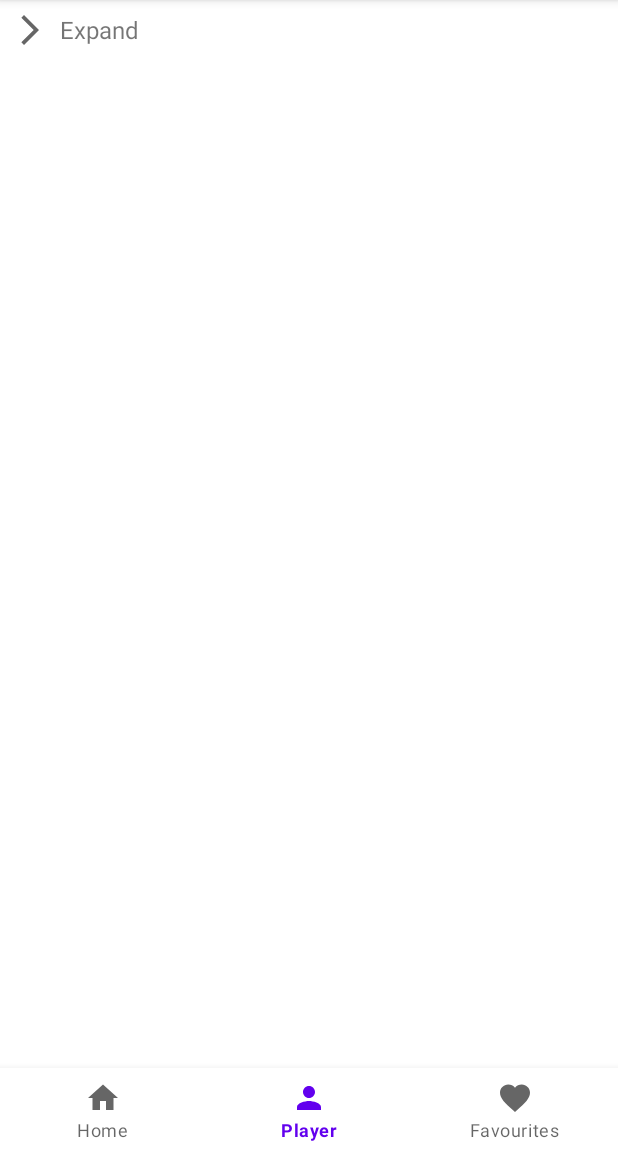
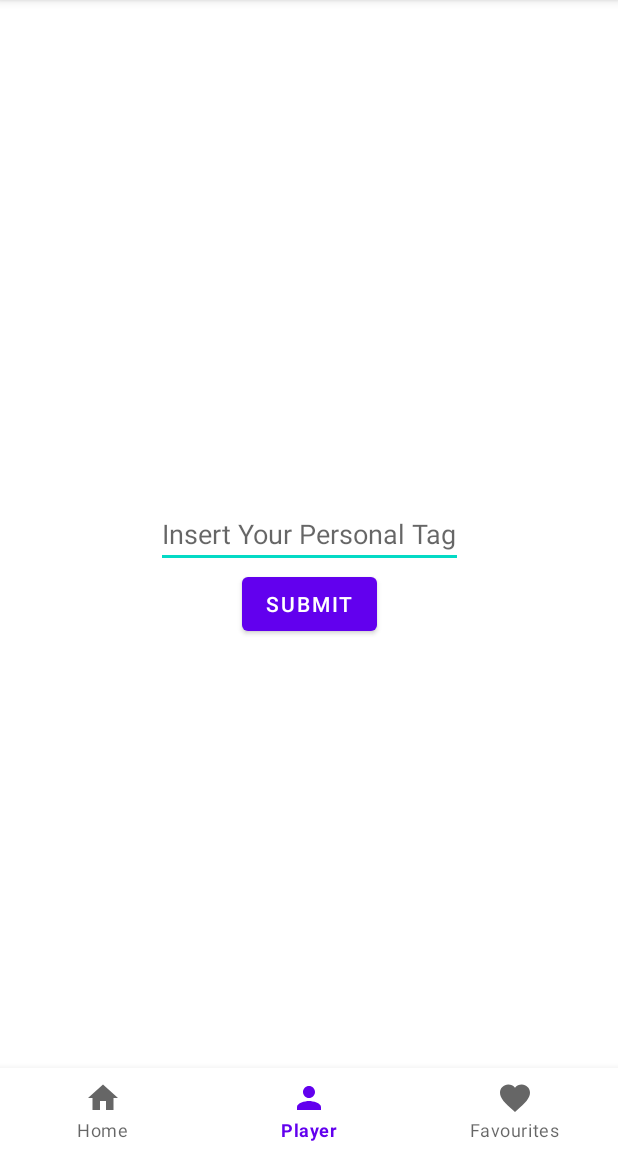
Before and after one commit to brayanVaccaro/brawlMobile, an Android app: the PlayerActivity screen opened directly, with no data from a screen before it, on a phone screen of 412 x 824 dp, the part 84-1236 px from its top. Run offline under Robolectric (Android 15) with nearby library versions, the phone set to English and light mode, and no system bars; pictures from the network do not load; 1 statement that could not run was skipped.

Commit message:
modified playerActivity, implemented fragments

```diff
--- a/app/src/main/java/com/example/brawlmobile/PlayerActivity.kt
+++ b/app/src/main/java/com/example/brawlmobile/PlayerActivity.kt
@@ -3,14 +3,17 @@ package com.example.brawlmobile
 import android.content.Intent
 import androidx.appcompat.app.AppCompatActivity
 import android.os.Bundle
+import android.util.Log
 import android.view.View
 import android.widget.*
 import androidx.lifecycle.Observer
 import androidx.lifecycle.ViewModelProvider
+import androidx.recyclerview.widget.GridLayoutManager
 import androidx.recyclerview.widget.LinearLayoutManager
 import androidx.recyclerview.widget.RecyclerView
 import com.example.brawlmobile.adapter.PlayerAdapterBrawlersUnlocked
 import com.example.brawlmobile.adapter.PlayerAdapterInfo
+import com.example.brawlmobile.fragment.InputFragment
 import com.example.brawlmobile.viewmodel.PlayerActivityViewModel
 import com.example.brawlmobile.viewmodel.factory.PlayerActivityViewModelFactory
 import com.google.android.material.bottomnavigation.BottomNavigationView
@@ -25,7 +28,10 @@ class PlayerActivity : AppCompatActivity() {
     private lateinit var adapterBrawlersUnlocked: PlayerAdapterBrawlersUnlocked
 
     private var TAG = "PlayerActivity"
-    private lateinit var playerTag: String
+    private lateinit var expandPlayerInfo: LinearLayout
+    private lateinit var expandUnlocked: LinearLayout
+    private val inputFragment = InputFragment()
+//    private lateinit var playerTag: String
 
     //    tag personale: #PRGG0V09G
     override fun onCreate(savedInstanceState: Bundle?) {
@@ -37,10 +43,13 @@ class PlayerActivity : AppCompatActivity() {
             PlayerActivityViewModelFactory(this)
         )[PlayerActivityViewModel::class.java]
 
-        val arrowIconEdit: ImageView = findViewById(R.id.arrowIconEdit)
+        startInputFragment()
+
+        val arrowIconPlayerInfo: ImageView = findViewById(R.id.arrowIconPlayerInfo)
+        expandPlayerInfo = findViewById(R.id.expandPlayerInfo)
+
         val arrowIconUnlocked: ImageView = findViewById(R.id.arrowIconUnlocked)
-        val expandible: LinearLayout = findViewById(R.id.expandibleLayout)
-        val expandEdit: LinearLayout = findViewById(R.id.expandEdit)
+        expandUnlocked = findViewById(R.id.expandUnlocked)
 
         // Gestiamo la bottomNavigationView
         val bottomNavigationView: BottomNavigationView =
@@ -59,7 +68,7 @@ class PlayerActivity : AppCompatActivity() {
                     true
                 }
                 R.id.menu_favourite -> {
-                    Intent(this,FavouriteActivity::class.java)
+                    Intent(this, FavouriteActivity::class.java)
                         .also {
                             startActivity(it)
 
@@ -79,10 +88,11 @@ class PlayerActivity : AppCompatActivity() {
         recyclerViewInfo = findViewById(R.id.playerRecyclerViewInfo)
         recyclerViewInfo.layoutManager = LinearLayoutManager(this)
         recyclerViewInfo.adapter = adapterInfo
+        recyclerViewInfo.visibility = View.GONE
 
 
         recyclerViewBrawlers = findViewById(R.id.playerRecyclerViewBrawlers)
-        recyclerViewBrawlers.layoutManager = LinearLayoutManager(this)
+        recyclerViewBrawlers.layoutManager = GridLayoutManager(this, 3)
         recyclerViewBrawlers.adapter = adapterBrawlersUnlocked
         recyclerViewBrawlers.visibility = View.GONE
 
@@ -92,27 +102,28 @@ class PlayerActivity : AppCompatActivity() {
         viewModel.playerBrawlersUnlocked.observe(this, Observer { data ->
             adapterBrawlersUnlocked.setBrawlersUnlocked(data)
         })
-        viewModel.errorLiveData.observe(this, Observer { errorMessagge ->
-            if (!errorMessagge.isNullOrEmpty()) {
-                Toast.makeText(this, errorMessagge, Toast.LENGTH_LONG).show()
+        viewModel.errorLiveData.observe(this, Observer { errorMessage ->
+            if (errorMessage != "yes") {
+//                    Toast.makeText(this, errorMessage, Toast.LENGTH_LONG).show()
                 viewModel.clearErrorMessage()
+                inputFragment.showTagError()
+//                val inputFragment = supportFragmentManager.findFragmentById(R.id.fragmentContainer) as? InputFragment
+//                inputFragment?.hideTagError()
+            }
+            else {
+                Log.d(TAG,"sono nell'else")
+                val fragment = supportFragmentManager.beginTransaction()
+                fragment.remove(inputFragment)
+                fragment.commit()
+                expandPlayerInfo.visibility = View.VISIBLE
+                expandUnlocked.visibility = View.VISIBLE
             }
         })
 
-        // Gestiamo il submit del tag
-        val editTextLayout: LinearLayout = findViewById(R.id.editLayout)
-        val editText: EditText = findViewById(R.id.editText)
-        val submitButton: Button = findViewById(R.id.submitTag)
-        submitButton.setOnClickListener {
-            playerTag = editText.text.toString()
-            viewModel.getPlayerInfo(playerTag)
-            expandible.visibility = View.VISIBLE
-        }
 
-        //Gestiamo l'header a scendere dei brawler sbloccati
-        val headerText: TextView = findViewById(R.id.headerText)
-        expandible.visibility = View.GONE
-        expandible.setOnClickListener {
+        //Gestiamo l'apertura della recycler dei brawler sbloccati dal player
+        expandUnlocked.visibility = View.GONE
+        expandUnlocked.setOnClickListener {
             if (recyclerViewBrawlers.visibility == View.GONE) {
                 recyclerViewBrawlers.visibility = View.VISIBLE
                 arrowIconUnlocked.setImageResource(R.drawable.ic_arrow_down)
@@ -123,19 +134,35 @@ class PlayerActivity : AppCompatActivity() {
             }
         }
 
-        //Gestiamo l'header a scendere dell'editText
-        editTextLayout.visibility = View.GONE
-        expandEdit.setOnClickListener {
-            if (editTextLayout.visibility == View.GONE) {
-                editTextLayout.visibility = View.VISIBLE
-                arrowIconEdit.setImageResource(R.drawable.ic_arrow_down)
+        //Gestiamo l'apertura della recycler delle info del player
+        expandPlayerInfo.visibility = View.GONE
+        expandPlayerInfo.setOnClickListener {
+            if (recyclerViewInfo.visibility == View.GONE) {
+                recyclerViewInfo.visibility = View.VISIBLE
+                arrowIconPlayerInfo.setImageResource(R.drawable.ic_arrow_down)
 
 
             } else {
-                editTextLayout.visibility = View.GONE
-                arrowIconEdit.setImageResource(R.drawable.ic_arrow_forward)
+                recyclerViewInfo.visibility = View.GONE
+                arrowIconPlayerInfo.setImageResource(R.drawable.ic_arrow_forward)
             }
         }
+
+
+        //
+        inputFragment.onTagSubmitted = { playerTag ->
+            viewModel.getPlayerInfo(playerTag)
+
+        }
+    }
+
+    private fun startInputFragment() {
+
+        val transaction = supportFragmentManager.beginTransaction()
+        transaction.replace(R.id.fragmentContainer, inputFragment)
+        transaction.commit()
+
+
     }
 
 
--- a/app/src/main/java/com/example/brawlmobile/adapter/PlayerAdapterBrawlersUnlocked.kt
+++ b/app/src/main/java/com/example/brawlmobile/adapter/PlayerAdapterBrawlersUnlocked.kt
@@ -44,7 +44,7 @@ class PlayerAdapterBrawlersUnlocked() : RecyclerView.Adapter<PlayerAdapterBrawle
     }
 
     fun setBrawlersUnlocked(data: List<BrawlersUnlocked>) {
-//        playerBrawlersUnlocked.clear()
+        playerBrawlersUnlocked.clear()
         playerBrawlersUnlocked.addAll(data)
         notifyDataSetChanged()
     }
--- /dev/null
+++ b/app/src/main/java/com/example/brawlmobile/fragment/InputFragment.kt
@@ -0,0 +1,74 @@
+package com.example.brawlmobile.fragment
+
+import android.os.Bundle
+import android.util.Log
+import android.view.LayoutInflater
+import android.view.View
+import android.view.ViewGroup
+import android.widget.Button
+import android.widget.EditText
+import android.widget.TextView
+import android.widget.Toast
+import androidx.fragment.app.Fragment
+import androidx.lifecycle.Observer
+import androidx.lifecycle.ViewModelProvider
+import com.example.brawlmobile.R
+import com.example.brawlmobile.viewmodel.PlayerActivityViewModel
+
+
+class InputFragment : Fragment() {
+
+    private lateinit var viewModel: PlayerActivityViewModel
+    private lateinit var notValidTag: TextView
+    private var hasError: Boolean = false
+    var onTagSubmitted: ((tag: String) -> Unit)? = null
+
+    override fun onCreateView(
+        inflater: LayoutInflater, container: ViewGroup?,
+        savedInstanceState: Bundle?
+    ): View? {
+        val view = inflater.inflate(R.layout.fragment_input, container, false)
+        val editText: EditText = view.findViewById(R.id.editText)
+        val submitButton: Button = view.findViewById(R.id.submitTag)
+        notValidTag = view.findViewById(R.id.notValidPlayerTag)
+        notValidTag.visibility = View.GONE
+
+        viewModel = ViewModelProvider(requireActivity())[PlayerActivityViewModel::class.java]
+
+        viewModel.errorLiveData.observe(viewLifecycleOwner, Observer { errorMessagge ->
+            if (!errorMessagge.isNullOrEmpty()) {
+                showTagError()
+            }
+        })
+        // Gestiamo il submit del tag
+        submitButton.setOnClickListener {
+            val playerTag = editText.text.toString()
+            Log.d("inputFragment", "playerTag vale $playerTag")
+
+//            viewModel.getPlayerInfo(playerTag)
+            onTagSubmitted?.invoke(playerTag)
+
+
+//            viewModel.getPlayerInfo(playerTag)
+
+
+        }
+        return view
+    }
+
+    fun showTagError() {
+        notValidTag.visibility = View.VISIBLE
+        hasError = true
+    }
+
+    fun hideTagError() {
+        notValidTag.visibility = View.GONE
+        hasError = false
+    }
+
+    fun hasError(): Boolean {
+        return hasError
+    }
+
+
+}
--- a/app/src/main/res/layout/activity_player.xml
+++ b/app/src/main/res/layout/activity_player.xml
@@ -6,8 +6,21 @@
     android:layout_height="match_parent"
     tools:context=".PlayerActivity">
 
+    <androidx.core.widget.NestedScrollView
+        android:id="@+id/playerScrollView"
+        android:layout_width="0dp"
+        android:layout_height="0dp"
+        app:layout_constraintBottom_toTopOf="@+id/bottomNavigationView"
+        app:layout_constraintEnd_toEndOf="parent"
+        app:layout_constraintStart_toStartOf="parent"
+        app:layout_constraintTop_toTopOf="parent">
+
+        <androidx.constraintlayout.widget.ConstraintLayout
+            android:layout_width="match_parent"
+            android:layout_height="match_parent">
+
             <LinearLayout
-        android:id="@+id/expandEdit"
+                android:id="@+id/expandPlayerInfo"
                 android:layout_width="match_parent"
                 android:layout_height="wrap_content"
                 android:orientation="horizontal"
@@ -18,7 +31,7 @@
                 app:layout_constraintTop_toTopOf="parent">
 
                 <ImageView
-            android:id="@+id/arrowIconEdit"
+                    android:id="@+id/arrowIconPlayerInfo"
                     android:layout_width="wrap_content"
                     android:layout_height="wrap_content"
                     android:src="@drawable/ic_arrow_forward" />
@@ -28,58 +41,10 @@
                     android:layout_height="wrap_content"
                     android:layout_gravity="center_vertical"
                     android:layout_marginStart="8dp"
-            android:text="Expand"
+                    android:text="Player Information"
                     android:textSize="16sp" />
 
             </LinearLayout>
-
-    <LinearLayout
-        android:id="@+id/editLayout"
-        android:layout_width="match_parent"
-        android:layout_height="0dp"
-        android:orientation="horizontal"
-        app:layout_constraintEnd_toEndOf="parent"
-        app:layout_constraintStart_toStartOf="parent"
-        app:layout_constraintTop_toBottomOf="@id/expandEdit">
-
-        <EditText
-            android:id="@+id/editText"
-            android:layout_width="wrap_content"
-            android:layout_height="wrap_content"
-            android:layout_weight="2"
-            android:focusable="true"
-            android:focusableInTouchMode="true"
-            android:hint="Insert Your Personal Tag"
-            android:inputType="text" />
-
-        <Button
-            android:id="@+id/submitTag"
-            android:layout_width="wrap_content"
-            android:layout_height="wrap_content"
-            android:text="SUBMIT" />
-
-    </LinearLayout>
-
-    <TextView
-        android:id="@+id/notValidPlayerTag"
-        android:layout_width="match_parent"
-        android:layout_height="wrap_content"
-        app:layout_constraintEnd_toEndOf="parent"
-        app:layout_constraintStart_toStartOf="parent"
-        app:layout_constraintTop_toBottomOf="@id/editText" />
-
-    <androidx.core.widget.NestedScrollView
-        android:id="@+id/playerScrollView"
-        android:layout_width="match_parent"
-        android:layout_height="0dp"
-        app:layout_constraintBottom_toTopOf="@+id/bottomNavigationView"
-        app:layout_constraintEnd_toEndOf="parent"
-        app:layout_constraintStart_toStartOf="parent"
-        app:layout_constraintTop_toBottomOf="@id/editLayout">
-
-        <androidx.constraintlayout.widget.ConstraintLayout
-            android:layout_width="match_parent"
-            android:layout_height="match_parent">
 
             <androidx.recyclerview.widget.RecyclerView
                 android:id="@+id/playerRecyclerViewInfo"
@@ -87,12 +52,12 @@
                 android:layout_height="wrap_content"
                 app:layout_constraintEnd_toEndOf="parent"
                 app:layout_constraintStart_toStartOf="parent"
-                app:layout_constraintTop_toTopOf="parent">
+                app:layout_constraintTop_toBottomOf="@+id/expandPlayerInfo">
 
             </androidx.recyclerview.widget.RecyclerView>
 
             <LinearLayout
-                android:id="@+id/expandibleLayout"
+                android:id="@+id/expandUnlocked"
                 android:layout_width="match_parent"
                 android:layout_height="wrap_content"
                 android:layout_marginTop="1dp"
@@ -126,13 +91,21 @@
                 android:layout_height="wrap_content"
                 app:layout_constraintEnd_toEndOf="parent"
                 app:layout_constraintStart_toStartOf="parent"
-                app:layout_constraintTop_toBottomOf="@+id/expandibleLayout" />
+                app:layout_constraintTop_toBottomOf="@+id/expandUnlocked" />
 
         </androidx.constraintlayout.widget.ConstraintLayout>
 
 
     </androidx.core.widget.NestedScrollView>
 
+    <FrameLayout
+        android:id="@+id/fragmentContainer"
+        android:layout_width="wrap_content"
+        android:layout_height="wrap_content"
+        app:layout_constraintBottom_toTopOf="@+id/bottomNavigationView"
+        app:layout_constraintEnd_toEndOf="parent"
+        app:layout_constraintStart_toStartOf="parent"
+        app:layout_constraintTop_toTopOf="parent" />
 
     <com.google.android.material.bottomnavigation.BottomNavigationView
         android:id="@+id/bottomNavigationView"
--- /dev/null
+++ b/app/src/main/res/layout/fragment_input.xml
@@ -0,0 +1,44 @@
+<?xml version="1.0" encoding="utf-8"?>
+<androidx.constraintlayout.widget.ConstraintLayout xmlns:android="http://schemas.android.com/apk/res/android"
+    xmlns:app="http://schemas.android.com/apk/res-auto"
+    xmlns:tools="http://schemas.android.com/tools"
+    android:layout_width="match_parent"
+    android:layout_height="match_parent"
+    tools:context=".fragment.InputFragment">
+
+
+    <EditText
+        android:id="@+id/editText"
+        android:layout_width="wrap_content"
+        android:layout_height="wrap_content"
+        android:focusable="true"
+        android:focusableInTouchMode="true"
+        android:hint="Insert Your Personal Tag"
+        android:inputType="text"
+        app:layout_constraintBottom_toBottomOf="parent"
+        app:layout_constraintEnd_toEndOf="parent"
+        app:layout_constraintStart_toStartOf="parent"
+        app:layout_constraintTop_toTopOf="parent" />
+
+    <Button
+        android:id="@+id/submitTag"
+        android:layout_width="wrap_content"
+        android:layout_height="wrap_content"
+        android:text="SUBMIT"
+        app:layout_constraintBottom_toBottomOf="parent"
+        app:layout_constraintEnd_toEndOf="parent"
+        app:layout_constraintStart_toStartOf="parent"
+        app:layout_constraintTop_toBottomOf="@+id/notValidPlayerTag" />
+
+    <TextView
+        android:id="@+id/notValidPlayerTag"
+        android:layout_width="0dp"
+        android:layout_height="wrap_content"
+        android:text="TAG non corretto o inesistente"
+
+        app:layout_constraintEnd_toEndOf="@+id/editText"
+        app:layout_constraintStart_toStartOf="@+id/editText"
+        app:layout_constraintTop_toBottomOf="@+id/editText" />
+
+
+</androidx.constraintlayout.widget.ConstraintLayout>
```
Also changed, not shown: app/src/main/java/com/example/brawlmobile/fragment/ErrorFragment.kt (added, +40 -0 lines), app/src/main/java/com/example/brawlmobile/viewmodel/PlayerActivityViewModel.kt (+9 -3 lines), app/src/main/res/layout/fragment_error.xml (added, +31 -0 lines). Lines whose indentation alone changed are shown as unchanged.
